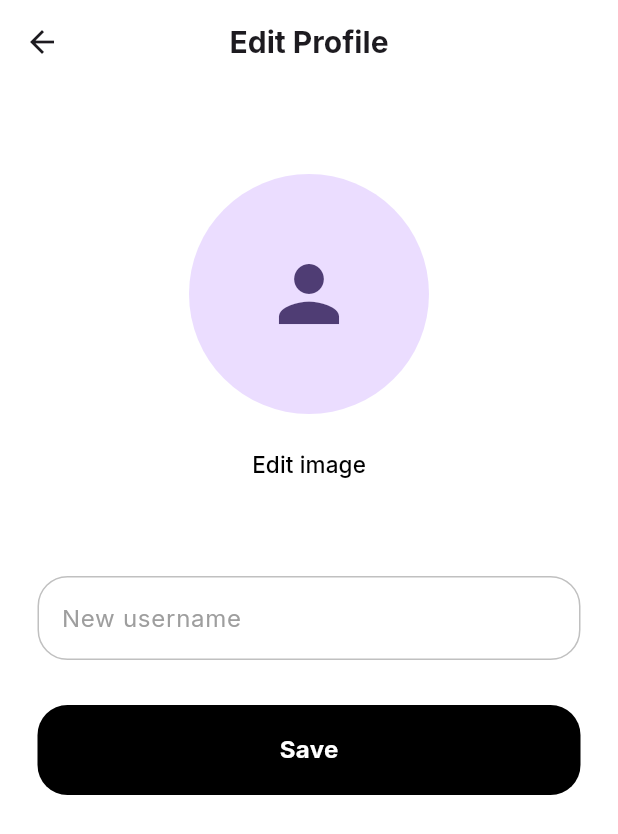
After one commit to jjustinsong/snapseek, a Flutter app: the screen it shows once a user with an empty profile is signed in, item 3 of the bottom bar chosen, after a tap on "Edit", on a phone screen of 412 x 824 dp. The commit adds this screen. Shown: the top 834 px of the screen. Run offline on Flutter 3.47's test engine with Material 3 defaults, Android fonts, the phone set to English and light mode, and no system bars; our stand-ins replace cloud_firestore, firebase_auth, firebase_core, google_fonts, google_nav_bar, image_picker and 3 more; missing offline and left inert: photo_manager, stream_feed_flutter_core; accounts and stored records are empty.

Commit message:
edit profile page created

```diff
--- /dev/null
+++ b/snapseek/lib/pages/edit_profile.dart
@@ -0,0 +1,97 @@
+import 'package:cloud_firestore/cloud_firestore.dart';
+import 'package:flutter/material.dart';
+import 'package:snapseek/components/button.dart';
+import 'package:snapseek/components/textfield.dart';
+import 'package:firebase_auth/firebase_auth.dart';
+import 'package:snapseek/pages/profile.dart';
+
+class EditProfile extends StatefulWidget {
+  String profileImageUrl;
+  String username;
+  EditProfile({super.key, required this.profileImageUrl, required this.username});
+
+  @override
+  State<EditProfile> createState() => _EditProfileState();
+}
+
+class _EditProfileState extends State<EditProfile> {
+  final TextEditingController usernameController = TextEditingController();
+  final user = FirebaseAuth.instance.currentUser;
+
+  Future<void> saveChanges() async {
+    User? user = FirebaseAuth.instance.currentUser;
+    FirebaseFirestore.instance
+          .collection('users')
+          .doc(user!.uid)
+          .update({'username': usernameController.text});
+    await user.updatePhotoURL(widget.profileImageUrl);
+    Navigator.push(
+      context,
+      MaterialPageRoute(
+        builder: (context) => const ProfilePage()
+      )
+    );
+  }
+
+  @override
+  Widget build(BuildContext context) {
+    return Scaffold(
+      appBar: AppBar(
+        title: const Text('Edit Profile',
+          style: TextStyle(
+            fontWeight: FontWeight.bold,
+            fontSize: 20,
+          )
+        ),
+        centerTitle: true,
+        backgroundColor: Colors.white,
+      ),
+      backgroundColor: Colors.white,
+      body: SingleChildScrollView(
+        child: Center(
+          child: Padding(
+            padding: const EdgeInsets.only(left: 25, right: 25),
+            child: Column(
+              children: [
+                const SizedBox(height: 60),
+                CircleAvatar(
+                  radius: 80, // Increased radius for a larger profile image
+                  backgroundImage: widget.profileImageUrl.isNotEmpty
+                      ? NetworkImage(widget.profileImageUrl)
+                      : null,
+                  child: widget.profileImageUrl.isEmpty
+                      ? const Icon(Icons.person, size: 60)
+                      : null,
+                ),
+                const SizedBox(height: 10),
+                Padding(
+                  padding: const EdgeInsets.only(left: 110, right: 110),
+                  child: TextButton(
+                    onPressed: () {
+
+                    },
+                    child: const Center(
+                      child: Text('Edit image',
+                      style: TextStyle(
+                        fontSize: 15,
+                        color: Colors.black,
+                      ))
+                    ),
+                  ),
+                ),
+                const SizedBox(height: 30),
+                CustomTextField(
+                  controller: usernameController,
+                  hintText: 'New username',
+                  obscureText: false
+                ),
+                const SizedBox(height: 30),
+                CustomButton(onTap: saveChanges, name: 'Save')
+              ]
+            ),
+          ),
+        )
+      )
+    );
+  }
+}
--- a/snapseek/lib/pages/profile.dart
+++ b/snapseek/lib/pages/profile.dart
@@ -3,6 +3,7 @@ import 'package:firebase_auth/firebase_auth.dart';
 import 'package:cloud_firestore/cloud_firestore.dart';
 import 'package:google_nav_bar/google_nav_bar.dart';
 import 'package:line_icons/line_icons.dart';
+import 'package:snapseek/pages/edit_profile.dart';
 import 'package:snapseek/pages/search.dart';
 
 class ProfilePage extends StatefulWidget {
@@ -96,7 +97,12 @@ class _ProfilePageState extends State<ProfilePage> {
                         children: [
                           TextButton(
                             onPressed: () {
-                              print("Edit button tapped");
+                              Navigator.push(
+                                context,
+                                MaterialPageRoute(
+                                  builder: (context) => EditProfile(profileImageUrl: profileImageUrl, username: username,),
+                                ),
+                              );
                             },
                             child: const Text("Edit",
                                 style: TextStyle(fontSize: 16)),
--- a/snapseek/lib/pages/register.dart
+++ b/snapseek/lib/pages/register.dart
@@ -50,7 +50,6 @@ class _RegisterState extends State<Register> {
           errorMessage = "Passwords don't match";
         });
       }
-      Navigator.pop(context);
     } on FirebaseAuthException catch (e) {
       Navigator.pop(context);
       setState(() {
@@ -73,7 +72,7 @@ class _RegisterState extends State<Register> {
                 crossAxisAlignment: CrossAxisAlignment.center,
                 children: [
                   const Padding(
-                      padding: EdgeInsets.only(top: 100.0, bottom: 40.0),
+                      padding: EdgeInsets.only(top: 40.0, bottom: 40.0),
                       child: Text("SnapSeek",
                           style: TextStyle(
                               fontWeight: FontWeight.bold, fontSize: 25))),
```
